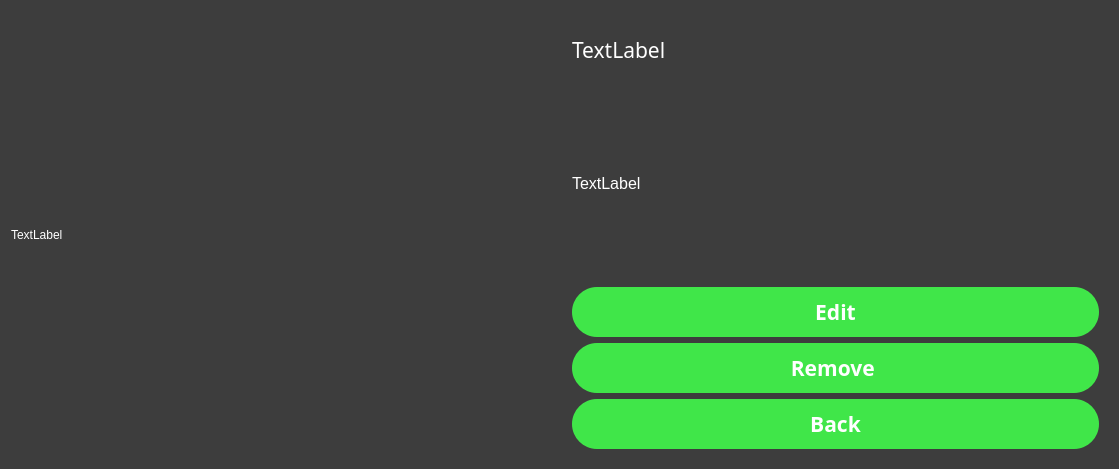
The window that JimRootShopProj/guitarpage.ui (masterkusok/JimRootShop) describes before a commit, drawn with Qt 5.
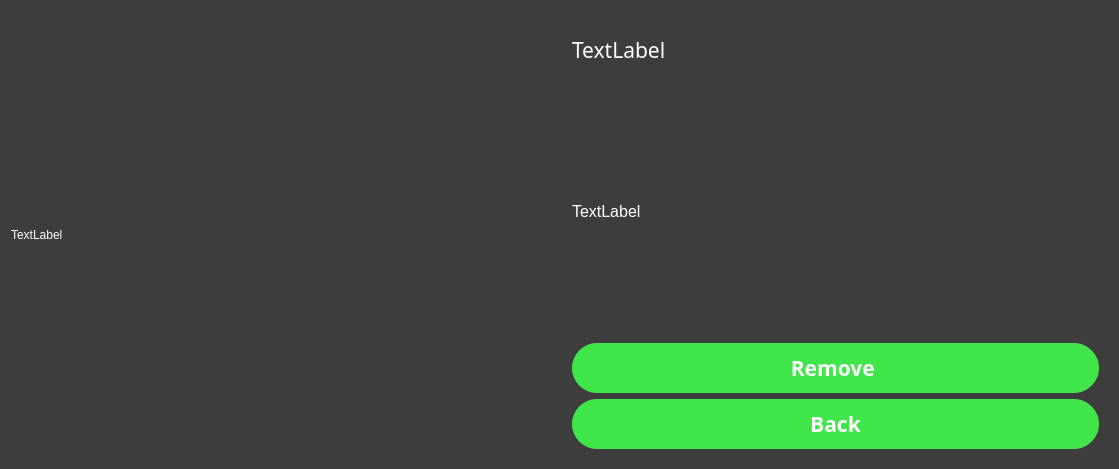
The same window after the commit.

Diff of the .ui file:
```diff
--- a/JimRootShopProj/guitarpage.ui
+++ b/JimRootShopProj/guitarpage.ui
@@ -94,28 +94,6 @@
         </property>
        </widget>
       </item>
-      <item>
-       <widget class="QPushButton" name="editButton">
-        <property name="font">
-         <font>
-          <family>Segoe UI Black</family>
-          <pointsize>16</pointsize>
-          <weight>75</weight>
-          <bold>true</bold>
-         </font>
-        </property>
-        <property name="cursor">
-         <cursorShape>PointingHandCursor</cursorShape>
-        </property>
-        <property name="styleSheet">
-         <string notr="true">margin: 0;
-padding: 0;</string>
-        </property>
-        <property name="text">
-         <string>Edit</string>
-        </property>
-       </widget>
-      </item>
       <item>
        <widget class="QPushButton" name="removBtn">
         <property name="font">
```
